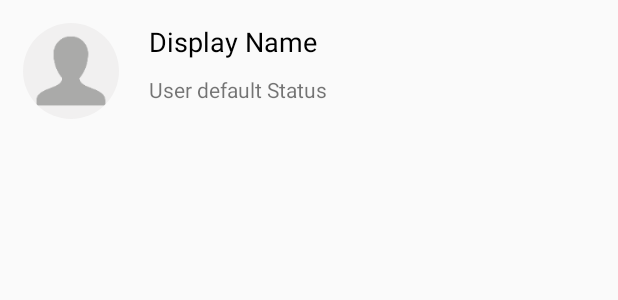
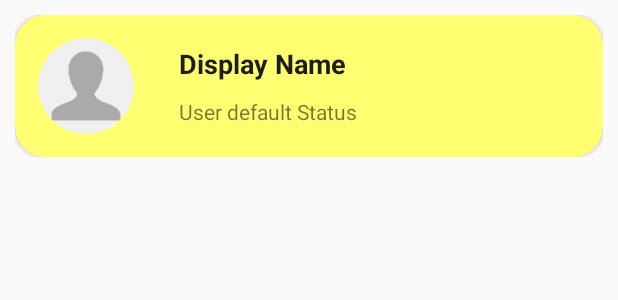
Before and after one commit to DavidMariB/Manguima, an Android app: the layout users_single_layout.xml on its own in the app's theme, with its tools: preview values and no code run, on a phone screen of 412 x 824 dp. Shown: the top 300 px of the screen. Run offline under Robolectric (Android 15) with nearby library versions, the phone set to English and light mode, and no system bars.

Commit message:
"Error solucionado xd"

```diff
--- a/app/src/main/res/layout/users_single_layout.xml
+++ b/app/src/main/res/layout/users_single_layout.xml
@@ -1,9 +1,21 @@
 <?xml version="1.0" encoding="utf-8"?>
-<RelativeLayout xmlns:android="http://schemas.android.com/apk/res/android"
+<LinearLayout xmlns:android="http://schemas.android.com/apk/res/android"
     xmlns:app="http://schemas.android.com/apk/res-auto"
     android:layout_width="match_parent"
     android:layout_height="wrap_content"
-    android:background="?android:selectableItemBackground">
+    android:background="?android:selectableItemBackground"
+    android:padding="10dp">
+
+    <android.support.v7.widget.CardView
+        android:layout_width="match_parent"
+        android:layout_height="match_parent"
+        app:cardBackgroundColor="@color/amarillo"
+        app:cardCornerRadius="20dp">
+
+        <LinearLayout
+            android:layout_width="match_parent"
+            android:layout_height="match_parent"
+            android:orientation="horizontal">
 
             <de.hdodenhof.circleimageview.CircleImageView
                 android:id="@+id/user_single_image"
@@ -14,32 +26,49 @@
                 android:layout_marginTop="15dp"
                 android:src="@mipmap/default_avatar" />
 
+            <LinearLayout
+                android:layout_width="match_parent"
+                android:layout_height="match_parent"
+                android:layout_weight="1"
+                android:gravity="center"
+                android:orientation="vertical">
+
                 <TextView
                     android:id="@+id/user_single_name"
-        android:layout_width="wrap_content"
+                    android:layout_width="match_parent"
                     android:layout_height="wrap_content"
                     android:layout_alignTop="@+id/user_single_image"
                     android:layout_marginStart="20dp"
                     android:layout_toEndOf="@+id/user_single_image"
+                    android:gravity="center_vertical"
                     android:text="Display Name"
-        android:textColor="@android:color/black"
-        android:textSize="18sp" />
+                    android:textColor="@color/negro"
+                    android:textSize="18sp"
+                    android:textStyle="bold" />
 
                 <TextView
                     android:id="@+id/user_single_status"
-        android:layout_width="wrap_content"
+                    android:layout_width="match_parent"
                     android:layout_height="wrap_content"
                     android:layout_alignStart="@+id/user_single_name"
                     android:layout_below="@+id/user_single_name"
+                    android:layout_marginLeft="20dp"
                     android:layout_marginTop="10dp"
                     android:text="User default Status" />
 
+            </LinearLayout>
+
             <ImageView
                 android:id="@+id/imgConection"
-        android:layout_width="50dp"
+                android:layout_width="match_parent"
                 android:layout_height="50dp"
                 android:layout_alignParentEnd="true"
                 android:layout_alignTop="@+id/user_single_name"
-        android:layout_marginEnd="40dp" />
+                android:layout_gravity="center"
+                android:layout_marginEnd="10dp"
+                android:layout_weight="1" />
+        </LinearLayout>
 
-</RelativeLayout>
+    </android.support.v7.widget.CardView>
+
+</LinearLayout>
```
Also changed, not shown: app/src/main/res/layout/activity_menu.xml (deleted, +0 -64 lines). Lines whose indentation alone changed are shown as unchanged.
